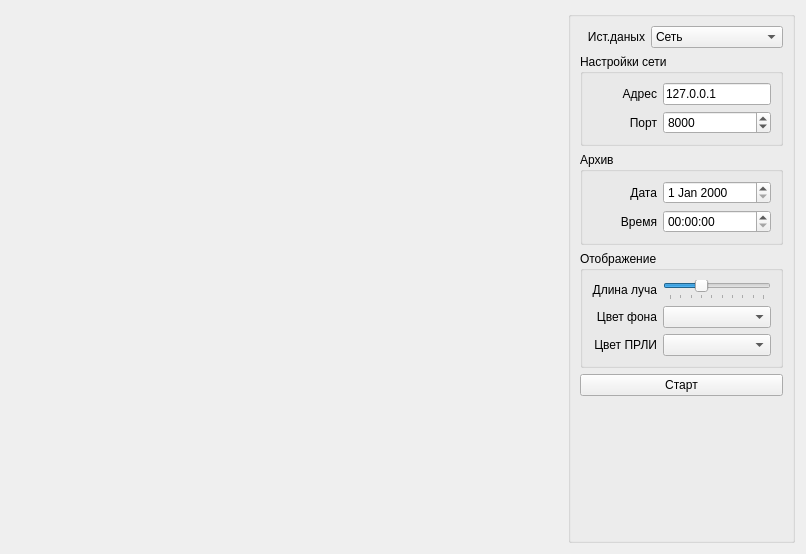
First picture: the form in RLS/rls_widget.ui, repository breton75/EKMA, before the edit.
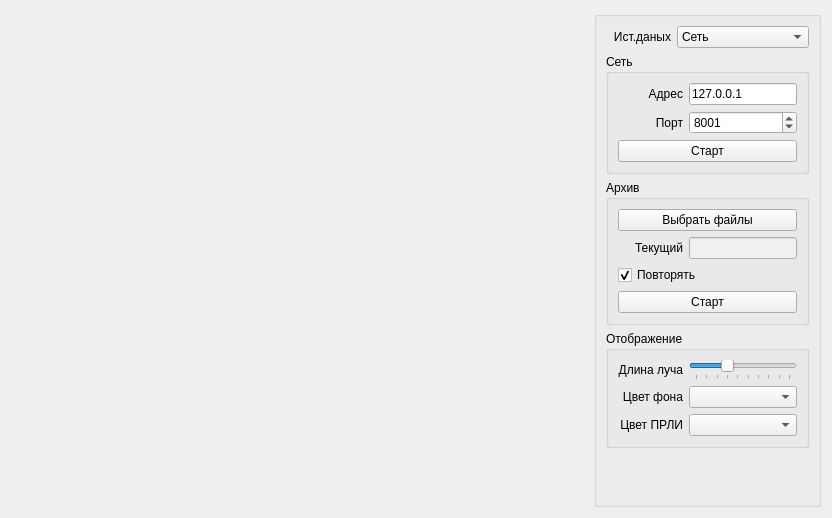
Second picture: the form after the edit.

Patch:
```diff
--- a/RLS/rls_widget.ui
+++ b/RLS/rls_widget.ui
@@ -6,15 +6,13 @@
    <rect>
     <x>0</x>
     <y>0</y>
-    <width>806</width>
-    <height>554</height>
+    <width>832</width>
+    <height>518</height>
    </rect>
   </property>
   <property name="windowTitle">
    <string>Form</string>
   </property>
-  <layout class="QVBoxLayout" name="vlayMain">
-   <item>
     <layout class="QHBoxLayout" name="_hlayMain">
      <item>
       <widget class="QWidget" name="widget" native="true">
@@ -27,8 +25,6 @@
       </widget>
      </item>
      <item>
-      <layout class="QVBoxLayout" name="_vlayControls">
-       <item>
         <widget class="QGroupBox" name="_gbParams">
          <property name="sizePolicy">
           <sizepolicy hsizetype="Fixed" vsizetype="Preferred">
@@ -89,7 +85,7 @@
           <item>
            <widget class="QGroupBox" name="_gbNetworkParams">
             <property name="title">
-             <string>Настройки сети</string>
+         <string>Сеть</string>
             </property>
             <layout class="QVBoxLayout" name="_vlayNetworkParams">
              <item>
@@ -176,12 +172,25 @@
                   <number>32565</number>
                  </property>
                  <property name="value">
-                  <number>8000</number>
+              <number>8001</number>
                  </property>
                 </widget>
                </item>
               </layout>
              </item>
+         <item>
+          <widget class="QPushButton" name="_bnStartStopUDP">
+           <property name="sizePolicy">
+            <sizepolicy hsizetype="Preferred" vsizetype="Fixed">
+             <horstretch>0</horstretch>
+             <verstretch>0</verstretch>
+            </sizepolicy>
+           </property>
+           <property name="text">
+            <string>Старт</string>
+           </property>
+          </widget>
+         </item>
             </layout>
            </widget>
           </item>
@@ -192,9 +201,16 @@
             </property>
             <layout class="QVBoxLayout" name="_vlayArchParams">
              <item>
-              <layout class="QHBoxLayout" name="_hlayArchDateBegin">
+          <widget class="QPushButton" name="_bnSelectArchiveFiles">
+           <property name="text">
+            <string>Выбрать файлы</string>
+           </property>
+          </widget>
+         </item>
                <item>
-                <widget class="QLabel" name="_labelArchDateBegin">
+          <layout class="QHBoxLayout" name="_hlayCurrentArchiveFile">
+           <item>
+            <widget class="QLabel" name="_labelCurrentArchiveFile">
                  <property name="sizePolicy">
                   <sizepolicy hsizetype="Fixed" vsizetype="Preferred">
                    <horstretch>0</horstretch>
@@ -214,7 +230,7 @@
                   </size>
                  </property>
                  <property name="text">
-                  <string>Дата</string>
+              <string>Текущий</string>
                  </property>
                  <property name="alignment">
                   <set>Qt::AlignRight|Qt::AlignTrailing|Qt::AlignVCenter</set>
@@ -222,44 +238,36 @@
                 </widget>
                </item>
                <item>
-                <widget class="QDateEdit" name="_dateArchBegin"/>
+            <widget class="QLineEdit" name="_editCurrentArchiveFile">
+             <property name="styleSheet">
+              <string notr="true">background-color: rgb(240, 240, 240);</string>
+             </property>
+            </widget>
                </item>
               </layout>
              </item>
              <item>
-              <layout class="QHBoxLayout" name="_hlayArchTimeBegin">
+          <widget class="QCheckBox" name="_cbRepeatArchiveFiles">
+           <property name="text">
+            <string>Повторять</string>
+           </property>
+           <property name="checked">
+            <bool>true</bool>
+           </property>
+          </widget>
+         </item>
                <item>
-                <widget class="QLabel" name="_labelArchTimeBegin">
+          <widget class="QPushButton" name="_bnStartStopArchive">
                  <property name="sizePolicy">
-                  <sizepolicy hsizetype="Fixed" vsizetype="Preferred">
+            <sizepolicy hsizetype="Preferred" vsizetype="Fixed">
                    <horstretch>0</horstretch>
                    <verstretch>0</verstretch>
                   </sizepolicy>
                  </property>
-                 <property name="minimumSize">
-                  <size>
-                   <width>65</width>
-                   <height>0</height>
-                  </size>
-                 </property>
-                 <property name="maximumSize">
-                  <size>
-                   <width>65</width>
-                   <height>16777215</height>
-                  </size>
-                 </property>
                  <property name="text">
-                  <string>Время</string>
-                 </property>
-                 <property name="alignment">
-                  <set>Qt::AlignRight|Qt::AlignTrailing|Qt::AlignVCenter</set>
-                 </property>
-                </widget>
-               </item>
-               <item>
-                <widget class="QTimeEdit" name="_timeArchBegin"/>
-               </item>
-              </layout>
+            <string>Старт</string>
+           </property>
+          </widget>
              </item>
             </layout>
            </widget>
@@ -403,19 +411,6 @@
             </layout>
            </widget>
           </item>
-          <item>
-           <widget class="QPushButton" name="_bnStartStop">
-            <property name="sizePolicy">
-             <sizepolicy hsizetype="Preferred" vsizetype="Fixed">
-              <horstretch>0</horstretch>
-              <verstretch>0</verstretch>
-             </sizepolicy>
-            </property>
-            <property name="text">
-             <string>Старт</string>
-            </property>
-           </widget>
-          </item>
           <item>
            <spacer name="_verticalSpacer">
             <property name="orientation">
@@ -431,10 +426,6 @@
           </item>
          </layout>
         </widget>
-       </item>
-      </layout>
-     </item>
-    </layout>
    </item>
   </layout>
  </widget>
```
Left out of the diff: 2 changed lines with no effect on the pictures. Lines whose indentation alone changed are shown as unchanged.
